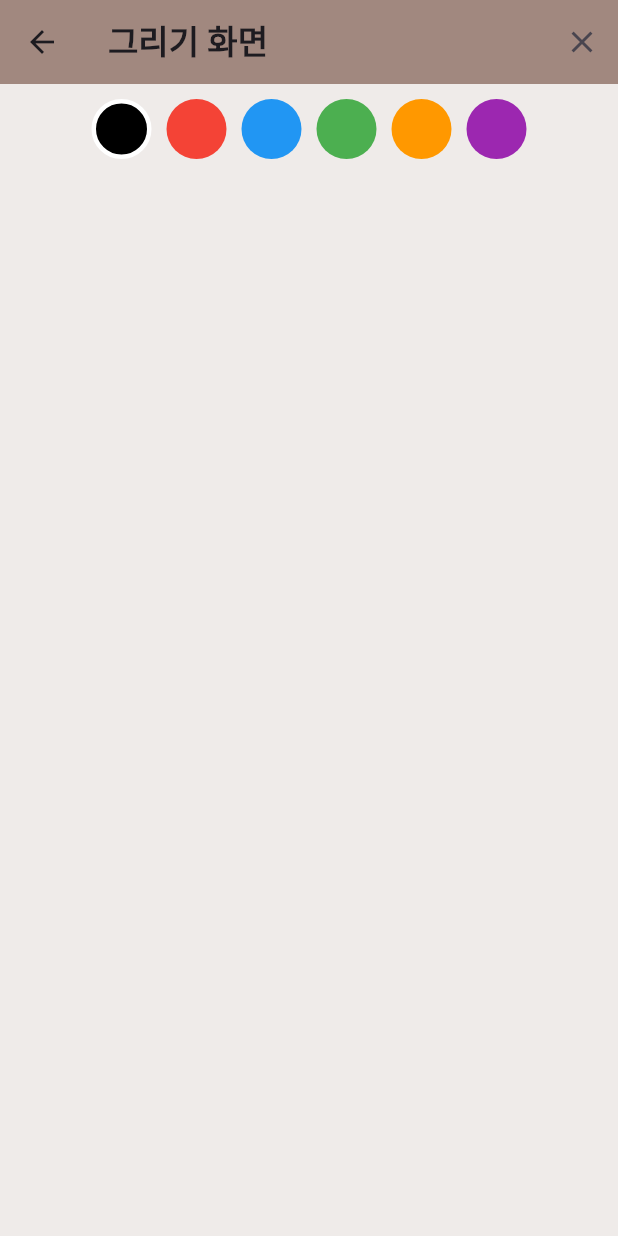
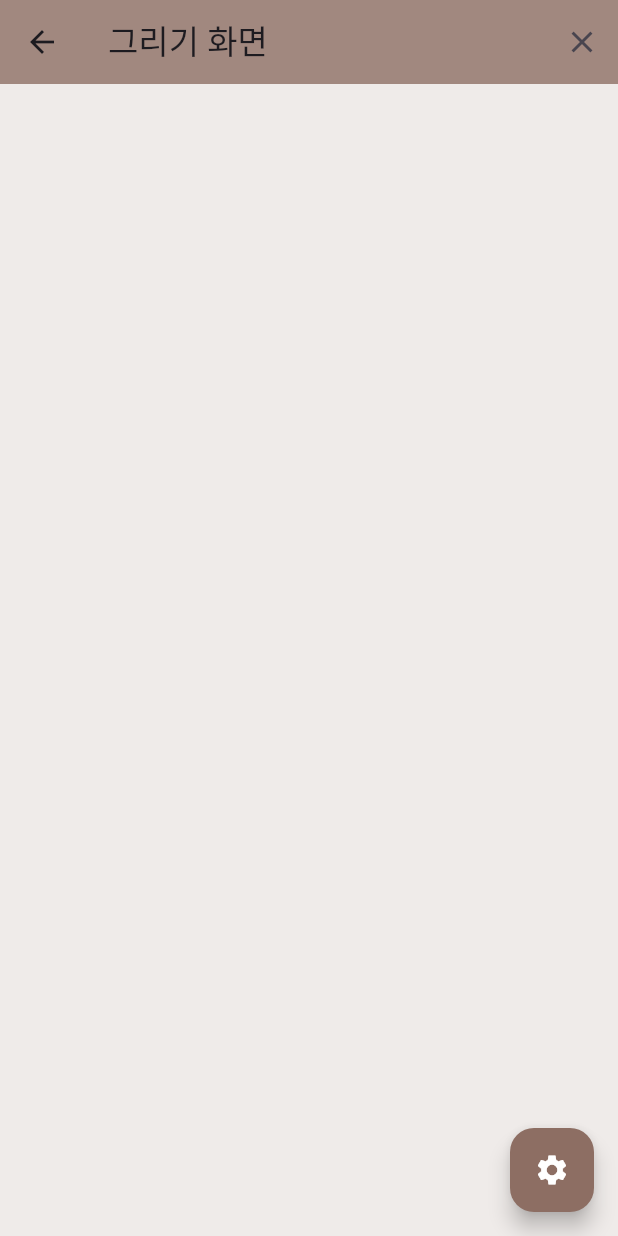
Before and after one commit to HwangOzz/Cafe-app, a Flutter app: the screen it shows after launch, after a tap on "그림 그리기", on a phone screen of 412 x 824 dp. Run offline on Flutter 3.47's test engine with Material 3 defaults, Android fonts, the light colour scheme and no system bars; our stand-ins replace google_fonts, image_picker.

Commit message:
브러쉬 크기조절,색상,간소화 UI
UI추가함

```diff
--- a/lib/main.dart
+++ b/lib/main.dart
@@ -22,47 +22,45 @@ class MainScreen extends StatelessWidget {
   @override
   Widget build(BuildContext context) {
     return Scaffold(
-      backgroundColor: Colors.brown[50], // ✅ 배경을 부드러운 베이지 색상으로 변경
+      backgroundColor: Colors.brown[50],
       body: Center(
         child: Container(
           width: MediaQuery.of(context).size.width * 0.9,
           height: MediaQuery.of(context).size.height * 0.85,
           decoration: BoxDecoration(
-            color: Colors.brown[100], // ✅ 내부 배경 색상 (카페 감성)
+            color: Colors.brown[100],
             borderRadius: BorderRadius.circular(30),
             boxShadow: [
-              BoxShadow(
-                color: Colors.black26,
-                blurRadius: 10,
-                spreadRadius: 2,
-              ),
+              BoxShadow(color: Colors.black26, blurRadius: 10, spreadRadius: 2),
             ],
           ),
           child: Column(
             children: [
               SizedBox(height: 40),
-              // ✅ "Cafe" 제목을 감성적인 느낌으로 변경
               Text(
                 "Cafe",
                 style: GoogleFonts.pacifico(
                   fontSize: 40,
                   fontWeight: FontWeight.bold,
-                  color: Colors.brown[800], // ✅ 따뜻한 브라운 계열 색상
+                  color: Colors.brown[800],
                 ),
               ),
               Spacer(),
-              // ✅ 감성적인 버튼 디자인 적용
               _buildButton(context, "이미지 선택", () {
-                Navigator.push(context, MaterialPageRoute(builder: (context) => ImagePickerScreen()));
+                Navigator.push(
+                  context,
+                  MaterialPageRoute(builder: (context) => ImagePickerScreen()),
+                );
               }),
               SizedBox(height: 20),
               _buildButton(context, "그림 그리기", () {
-                Navigator.push(context, MaterialPageRoute(builder: (context) => DrawScreen()));
+                Navigator.push(
+                  context,
+                  MaterialPageRoute(builder: (context) => DrawScreen()),
+                );
               }),
               SizedBox(height: 20),
-              _buildButton(context, "3번 버튼", () {
-                // ✅ 추가 기능 필요 시 여기에 작성
-              }),
+              _buildButton(context, "기타 기능", () {}),
               SizedBox(height: 40),
             ],
           ),
@@ -71,25 +69,22 @@ class MainScreen extends StatelessWidget {
     );
   }
 
-  // ✅ 감성적인 버튼 디자인 함수
-  Widget _buildButton(BuildContext context, String text, VoidCallback onPressed) {
-    return AnimatedContainer(
-      duration: Duration(milliseconds: 300), // ✅ 애니메이션 효과 추가
-      curve: Curves.easeInOut,
-      child: ElevatedButton(
+  Widget _buildButton(
+    BuildContext context,
+    String text,
+    VoidCallback onPressed,
+  ) {
+    return ElevatedButton(
       style: ElevatedButton.styleFrom(
-          backgroundColor: Colors.brown[300], // ✅ 따뜻한 브라운 계열
-          foregroundColor: Colors.white, // ✅ 텍스트 색상
-          shape: RoundedRectangleBorder(
-            borderRadius: BorderRadius.circular(20), // ✅ 부드러운 라운드 처리
-          ),
-          padding: EdgeInsets.symmetric(horizontal: 40, vertical: 15), // ✅ 버튼 크기 조정
+        backgroundColor: Colors.brown[300],
+        foregroundColor: Colors.white,
+        shape: RoundedRectangleBorder(borderRadius: BorderRadius.circular(20)),
+        padding: EdgeInsets.symmetric(horizontal: 40, vertical: 15),
       ),
       onPressed: onPressed,
       child: Text(
         text,
         style: GoogleFonts.lato(fontSize: 18, fontWeight: FontWeight.bold),
-        ),
       ),
     );
   }
@@ -106,7 +101,9 @@ class _ImagePickerScreenState extends State<ImagePickerScreen> {
 
   Future<void> pickImage() async {
     final ImagePicker picker = ImagePicker();
-    final XFile? pickedFile = await picker.pickImage(source: ImageSource.gallery);
+    final XFile? pickedFile = await picker.pickImage(
+      source: ImageSource.gallery,
+    );
 
     if (pickedFile != null) {
       setState(() {
@@ -121,17 +118,29 @@ class _ImagePickerScreenState extends State<ImagePickerScreen> {
       backgroundColor: Colors.brown[50], // ✅ 부드러운 배경색 적용
       appBar: AppBar(
         backgroundColor: Colors.brown[300],
-        title: Text('이미지 선택', style: GoogleFonts.lato(fontSize: 22, fontWeight: FontWeight.bold)),
+        title: Text(
+          '이미지 선택',
+          style: GoogleFonts.lato(fontSize: 22, fontWeight: FontWeight.bold),
+        ),
       ),
       body: Stack(
         children: [
           Center(
-            child: _image != null
+            child:
+                _image != null
                     ? ClipRRect(
                       borderRadius: BorderRadius.circular(20),
-                    child: Image.file(_image!, width: 300, height: 300, fit: BoxFit.cover),
+                      child: Image.file(
+                        _image!,
+                        width: 300,
+                        height: 300,
+                        fit: BoxFit.cover,
+                      ),
                     )
-                : Text("이미지를 선택하세요!", style: GoogleFonts.lato(fontSize: 18)),
+                    : Text(
+                      "이미지를 선택하세요!",
+                      style: GoogleFonts.lato(fontSize: 18),
+                    ),
           ),
           Align(
             alignment: Alignment.bottomCenter,
@@ -143,7 +152,10 @@ class _ImagePickerScreenState extends State<ImagePickerScreen> {
                   padding: EdgeInsets.symmetric(horizontal: 40, vertical: 15),
                 ),
                 onPressed: pickImage,
-                child: Text("갤러리에서 이미지 선택", style: GoogleFonts.lato(fontSize: 16)),
+                child: Text(
+                  "갤러리에서 이미지 선택",
+                  style: GoogleFonts.lato(fontSize: 16),
+                ),
               ),
             ),
           ),
@@ -152,6 +164,9 @@ class _ImagePickerScreenState extends State<ImagePickerScreen> {
     );
   }
 }
+
+// ✅ 그림 그리기 화면 (DrawScreen)
+
 // ✅ 그림 그리기 화면 (DrawScreen)
 class DrawScreen extends StatefulWidget {
   @override
@@ -159,9 +174,11 @@ class DrawScreen extends StatefulWidget {
 }
 
 class _DrawScreenState extends State<DrawScreen> {
-  List<Map<String, dynamic>> lines = []; // ✅ 기존 선들의 색상을 유지하도록 Map 구조 사용
-  List<Offset?> currentLine = []; // ✅ 현재 그리고 있는 선
-  Color selectedColor = Colors.black; // ✅ 기본 색상을 검은색으로 설정
+  List<Map<String, dynamic>> lines = [];
+  List<Offset?> currentLine = [];
+  Color selectedColor = Colors.black;
+  double brushSize = 5.0;
+  bool isMenuOpen = false;
 
   @override
   Widget build(BuildContext context) {
@@ -169,7 +186,7 @@ class _DrawScreenState extends State<DrawScreen> {
       backgroundColor: Colors.brown[50],
       appBar: AppBar(
         backgroundColor: Colors.brown[300],
-        title: Text("그리기 화면", style: TextStyle(fontSize: 22, fontWeight: FontWeight.bold)),
+        title: Text("그리기 화면"),
         actions: [
           IconButton(
             icon: Icon(Icons.clear),
@@ -182,54 +199,118 @@ class _DrawScreenState extends State<DrawScreen> {
           ),
         ],
       ),
-      body: Column(
+      body: Stack(
         children: [
-          _buildColorPalette(),
-          Expanded(
+          RepaintBoundary(
             child: GestureDetector(
               behavior: HitTestBehavior.translucent,
               onPanStart: (details) {
                 setState(() {
-                  currentLine = [];
-                  Offset localPosition = details.localPosition; // ✅ 정확한 위치 사용
-                  currentLine.add(localPosition);
+                  currentLine = [details.localPosition];
                 });
               },
               onPanUpdate: (details) {
                 setState(() {
-                  Offset localPosition = details.localPosition; // ✅ 정확한 위치 사용
-                  currentLine.add(localPosition);
+                  currentLine.add(details.localPosition);
+                  lines.add({
+                    "color": selectedColor,
+                    "brushSize": brushSize,
+                    "points": List<Offset?>.from(currentLine),
+                  });
                 });
               },
               onPanEnd: (details) {
                 setState(() {
-                  lines.add({
-                    "color": selectedColor,
-                    "points": List<Offset?>.from(currentLine)
-                  });
                   currentLine.clear();
                 });
               },
               child: CustomPaint(
-                painter: DrawPainter(lines, currentLine, selectedColor),
+                painter: DrawPainter(
+                  lines,
+                  currentLine,
+                  selectedColor,
+                  brushSize,
+                ),
                 size: Size.infinite,
+              ),
+            ),
+          ),
+
+          if (isMenuOpen)
+            Positioned(
+              right: 20,
+              bottom: 80,
+              child: Material(
+                color: Colors.white,
+                elevation: 5,
+                borderRadius: BorderRadius.circular(15),
+                child: Container(
+                  padding: EdgeInsets.all(10),
+                  width: 180,
+                  child: Column(
+                    mainAxisSize: MainAxisSize.min,
+                    children: [
+                      Text(
+                        "색상 선택",
+                        style: TextStyle(
+                          fontSize: 16,
+                          fontWeight: FontWeight.bold,
+                        ),
+                      ),
+                      SizedBox(height: 5),
+                      _buildColorPalette(),
+                      Divider(),
+                      Text(
+                        "브러쉬 크기",
+                        style: TextStyle(
+                          fontSize: 16,
+                          fontWeight: FontWeight.bold,
+                        ),
+                      ),
+                      _buildBrushSizeSlider(),
+                    ],
+                  ),
                 ),
               ),
             ),
         ],
       ),
+      floatingActionButton: FloatingActionButton(
+        backgroundColor: Colors.brown[400],
+        child: Icon(
+          isMenuOpen ? Icons.close : Icons.settings,
+          color: Colors.white,
+        ),
+        onPressed: () {
+          setState(() {
+            isMenuOpen = !isMenuOpen;
+          });
+        },
+      ),
     );
   }
 
-  // ✅ 색상 선택 팔레트 UI
   Widget _buildColorPalette() {
-    List<Color> colors = [Colors.black, Colors.red, Colors.blue, Colors.green, Colors.orange, Colors.purple];
+    List<Color> colors = [
+      Colors.black,
+      Colors.red,
+      Colors.blue,
+      Colors.green,
+      Colors.orange,
+      Colors.purple,
+      Colors.yellow,
+      Colors.pink,
+      Colors.cyan,
+      Colors.teal,
+      Colors.brown,
+      Colors.grey,
+    ];
 
-    return Padding(
-      padding: const EdgeInsets.symmetric(vertical: 10),
-      child: Row(
-        mainAxisAlignment: MainAxisAlignment.center,
-        children: colors.map((color) {
+    return Wrap(
+      spacing: 5,
+      runSpacing: 5,
+      children:
+          colors.map((color) {
             return GestureDetector(
               onTap: () {
                 setState(() {
@@ -237,41 +318,52 @@ class _DrawScreenState extends State<DrawScreen> {
                 });
               },
               child: Container(
-              margin: EdgeInsets.symmetric(horizontal: 5),
-              width: 40,
-              height: 40,
+                width: 30,
+                height: 30,
                 decoration: BoxDecoration(
                   color: color,
                   shape: BoxShape.circle,
-                border: selectedColor == color
-                    ? Border.all(color: Colors.white, width: 3) // ✅ 선택한 색상 강조 표시
+                  border:
+                      selectedColor == color
+                          ? Border.all(color: Colors.white, width: 3)
                           : null,
                 ),
               ),
             );
           }).toList(),
-      ),
+    );
+  }
+
+  Widget _buildBrushSizeSlider() {
+    return Slider(
+      value: brushSize,
+      min: 1.0,
+      max: 20.0,
+      divisions: 19,
+      label: "${brushSize.toStringAsFixed(1)} px",
+      onChanged: (value) {
+        setState(() {
+          brushSize = value;
+        });
+      },
     );
   }
 }
 
-// ✅ 그림을 그리는 Painter 클래스
 class DrawPainter extends CustomPainter {
-  final List<Map<String, dynamic>> lines; // ✅ 기존 선 목록 (각 선의 색상을 포함)
-  final List<Offset?> currentLine; // ✅ 현재 그리고 있는 선
-  final Color currentColor; // ✅ 현재 선택된 색상
+  final List<Map<String, dynamic>> lines;
+  final List<Offset?> currentLine;
+  final Color currentColor;
+  final double brushSize;
 
-  DrawPainter(this.lines, this.currentLine, this.currentColor);
+  DrawPainter(this.lines, this.currentLine, this.currentColor, this.brushSize);
 
   @override
   void paint(Canvas canvas, Size size) {
-    Paint paint = Paint()
-      ..strokeCap = StrokeCap.round
-      ..strokeWidth = 5.0;
-
-    // ✅ 기존 선 그리기 (이전 색상 유지)
+    Paint paint = Paint()..strokeCap = StrokeCap.round;
     for (var line in lines) {
-      paint.color = line["color"]; // ✅ 저장된 선의 색상을 적용
+      paint.color = line["color"];
+      paint.strokeWidth = line["brushSize"];
       List<Offset?> points = List<Offset?>.from(line["points"]);
       for (int i = 0; i < points.length - 1; i++) {
         if (points[i] != null && points[i + 1] != null) {
@@ -279,18 +371,8 @@ class DrawPainter extends CustomPainter {
         }
       }
     }
-
-    // ✅ 현재 그리고 있는 선 그리기 (현재 선택한 색상 적용)
-    paint.color = currentColor;
-    for (int i = 0; i < currentLine.length - 1; i++) {
-      if (currentLine[i] != null && currentLine[i + 1] != null) {
-        canvas.drawLine(currentLine[i]!, currentLine[i + 1]!, paint);
-      }
-    }
   }
 
   @override
-  bool shouldRepaint(DrawPainter oldDelegate) {
-    return true;
+  bool shouldRepaint(DrawPainter oldDelegate) => true;
 }
-}
```
Lines whose indentation alone changed are shown as unchanged.
